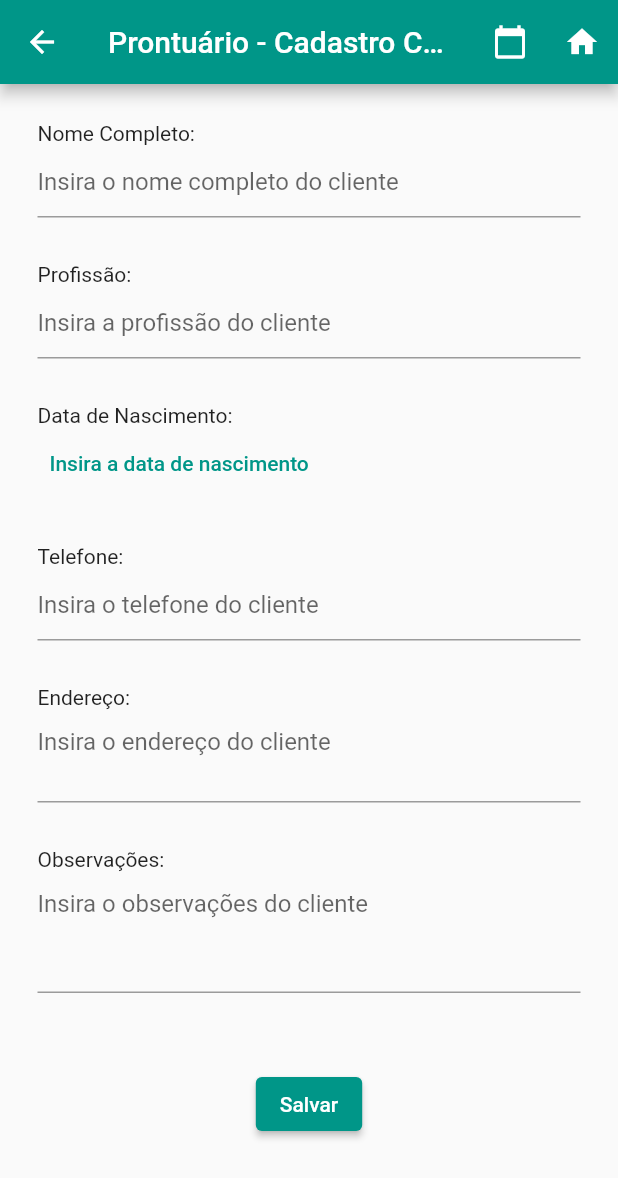
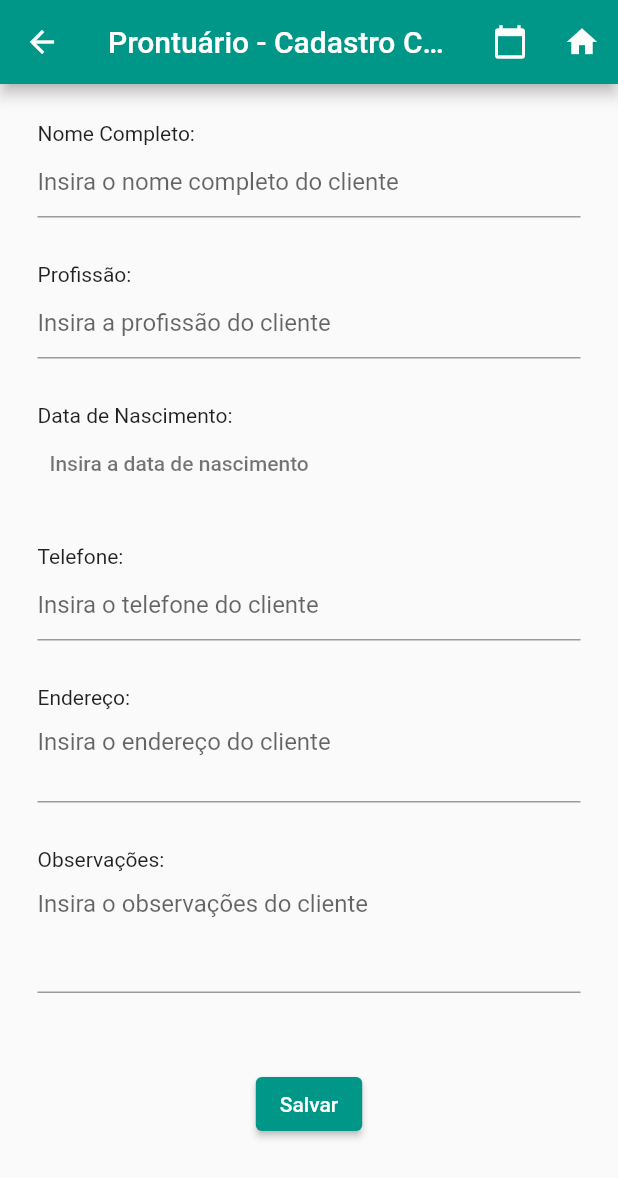
Before and after one commit to felipebeskow/Prontuario, a Flutter app: the CadastroCliente screen opened directly, on a phone screen of 412 x 824 dp. Shown: the top 1178 px of the screen. Run offline on Flutter 3.47's test engine with Material 2 defaults, Android fonts, the light colour scheme and no system bars; our stand-ins replace cloud_firestore, firebase_auth, firebase_core, flutter_signin_button, google_sign_in; missing offline and left inert: cloud_firestore_web, firebase_analytics_web, firebase_auth_web, firebase_core_web, google_sign_in_web, loading_animations; accounts and stored records are empty.

Commit message:
Ajuste formatação data

```diff
--- a/lib/apresention/atendimento.dart
+++ b/lib/apresention/atendimento.dart
@@ -2,6 +2,7 @@ import 'package:flutter/cupertino.dart';
 import 'package:flutter/material.dart';
 import 'package:prontuario/apresention/agendamentos.dart';
 import 'package:prontuario/apresention/home.dart';
+import 'package:prontuario/control/data_manipulation.dart';
 import 'package:prontuario/control/terapia_controller.dart';
 
 class Atendimento extends StatefulWidget{
@@ -75,7 +76,7 @@ class _AtendimentoState extends State<Atendimento> {
                           const Text('Data do Atendimento'),
                           TextFormField(
                             enabled: false,
-                            initialValue: _controller.mostraData(_controller.data),
+                            initialValue: Data.mostraData(_controller.data),
                           ),
                           const SizedBox(height: 10.0,),
                           const Text('Terapia'),
--- a/lib/apresention/cadastro_cliente.dart
+++ b/lib/apresention/cadastro_cliente.dart
@@ -2,6 +2,7 @@ import 'package:flutter/material.dart';
 import 'package:prontuario/apresention/agendamentos.dart';
 import 'package:prontuario/apresention/home.dart';
 import 'package:prontuario/control/clientes_controller.dart';
+import 'package:prontuario/control/data_manipulation.dart';
 
 class CadastroCliente extends StatefulWidget{
   const CadastroCliente({Key? key}) : super(key: key);
@@ -89,6 +90,9 @@ class _CadastroClienteState extends State<CadastroCliente> {
                   const SizedBox(height: 30.0,),
                   const Text('Data de Nascimento:'),
                   TextButton(
+                    style: TextButton.styleFrom(
+                      primary: (_clientes.validaDataNascimento()) ? (Colors.black87) :(Colors.black54),
+                      ),
                     onPressed: (){
                       Future<DateTime?> selecionaData = showDatePicker(
                         context: context,
@@ -107,7 +111,7 @@ class _CadastroClienteState extends State<CadastroCliente> {
                         });
                       });
                     },
-                    child: (_clientes.validaDataNascimento()) ? Text(_clientes.dataNascimento.toString()) : Text('Insira a data de nascimento')
+                    child: (_clientes.validaDataNascimento()) ? Text(Data.mostraData(_clientes.dataNascimento)) : const Text('Insira a data de nascimento')
                   ),
                   const SizedBox(height: 30.0,),
                   const Text('Telefone:'),
--- /dev/null
+++ b/lib/control/data_manipulation.dart
@@ -0,0 +1,10 @@
+class Data {
+  static String mostraData(data) {
+    if (data == null){
+      data = DateTime.now();
+    }
+    return (((data.day<10) ? ('0' + data.day.toString()) : (data.day.toString())) + '/' +
+        ((data.month<10) ? ('0' + data.month.toString()) : (data.month.toString()))
+        + '/' + DateTime.now().year.toString());
+  }
+}
```
Also changed, not shown: lib/control/terapia_controller.dart (+0 -9 lines), 1 other file.
